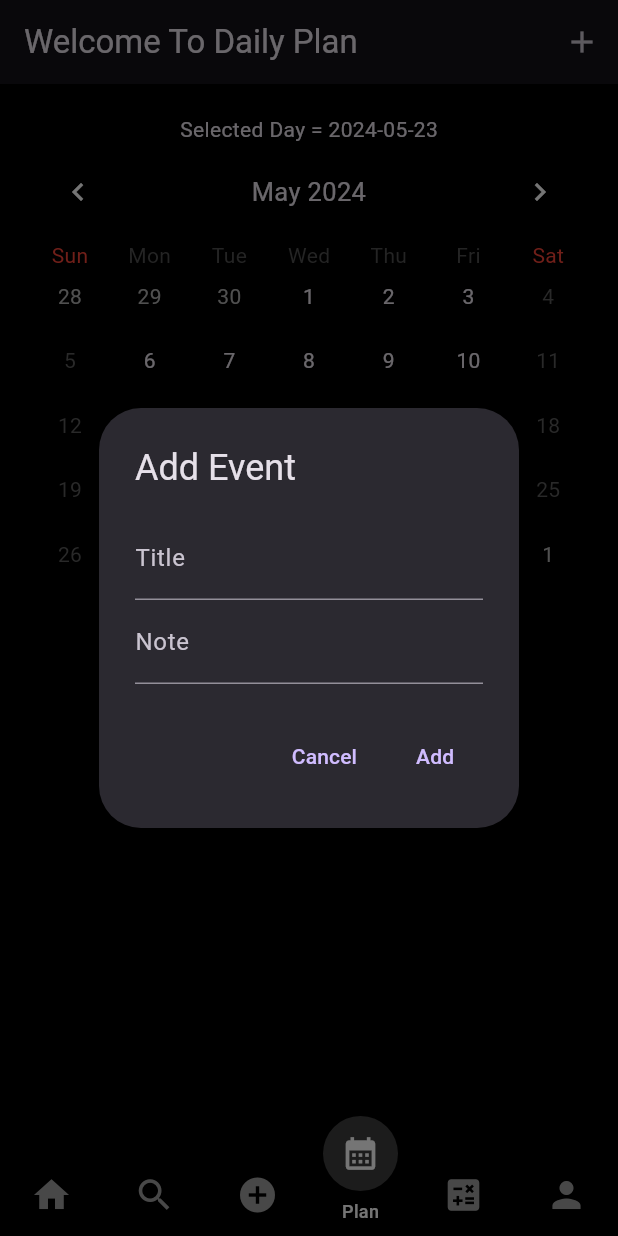
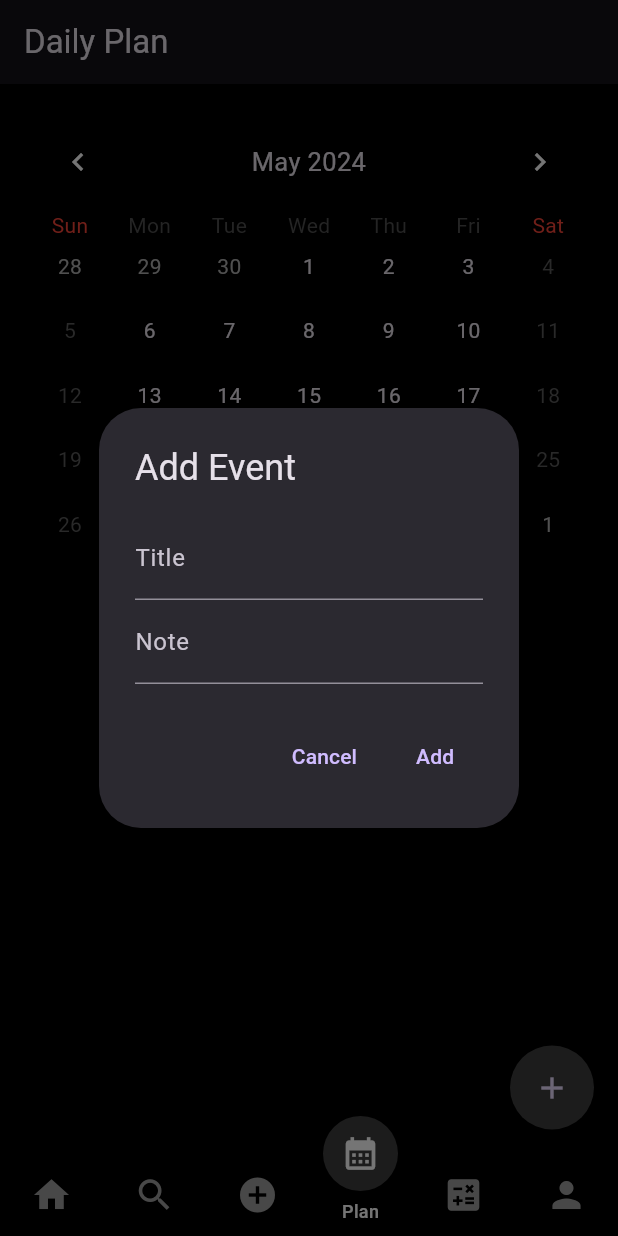
Before and after one commit to msafatih/zendiet, a Flutter app: the screen it shows once a user with an empty profile is signed in, item 4 of the bottom bar chosen, after a tap on the "add" icon, on a phone screen of 412 x 824 dp. Run offline on Flutter 3.47's test engine with Material 3 defaults, Android fonts, the phone set to English and light mode, and no system bars; drawn by our look-alikes of table_calendar; our stand-ins replace cloud_firestore, firebase_auth, firebase_core, firebase_storage, image_picker, motion_tab_bar and 1 more; accounts and stored records are empty.

Commit message:
Fixed on calendar, fixed ui #3

```diff
--- a/lib/screens/calendar_screen.dart
+++ b/lib/screens/calendar_screen.dart
@@ -1,5 +1,6 @@
 import 'dart:convert';
 import 'package:flutter/material.dart';
+import 'package:intl/intl.dart';
 import 'package:table_calendar/table_calendar.dart';
 import 'package:shared_preferences/shared_preferences.dart';
 
@@ -11,6 +12,8 @@ class CalendarScreen extends StatefulWidget {
 }
 
 class _CalendarScreenState extends State<CalendarScreen> {
+  TextEditingController titleController = TextEditingController();
+  TextEditingController noteController = TextEditingController();
   late DateTime today;
   late CalendarFormat format;
   late DateTime selectedDay;
@@ -46,6 +49,7 @@ class _CalendarScreenState extends State<CalendarScreen> {
   void _saveEvents() async {
     SharedPreferences prefs = await SharedPreferences.getInstance();
     await prefs.setString('events', jsonEncode(_encodeMap(events)));
+    _loadEvents();
   }
 
   Map<String, dynamic> _encodeMap(Map<DateTime, List<Event>> map) {
@@ -69,7 +73,19 @@ class _CalendarScreenState extends State<CalendarScreen> {
       builder: (BuildContext context) {
         return AlertDialog(
           title: const Text('Add Event'),
-          content: _AddEventDialogContent(),
+          content: Column(
+            mainAxisSize: MainAxisSize.min,
+            children: <Widget>[
+              TextField(
+                controller: titleController,
+                decoration: const InputDecoration(labelText: 'Title'),
+              ),
+              TextField(
+                controller: noteController,
+                decoration: const InputDecoration(labelText: 'Note'),
+              ),
+            ],
+          ),
           actions: <Widget>[
             TextButton(
               onPressed: () {
@@ -79,27 +95,15 @@ class _CalendarScreenState extends State<CalendarScreen> {
             ),
             TextButton(
               onPressed: () {
-                final _AddEventDialogContentState? state = context
-                    .findAncestorStateOfType<_AddEventDialogContentState>();
-                if (state != null) {
-                  final title = state.titleController.text;
-                  final note = state.noteController.text;
-                  if (title.isNotEmpty) {
+                if (titleController.text.isNotEmpty ||
+                    noteController.text.isNotEmpty) {
                   final newEvent = Event(
                     date: day,
-                      title: title,
-                      note: note,
+                    title: titleController.text,
+                    note: noteController.text,
                   );
-                    setState(() {
-                      if (events[day] != null) {
-                        events[day]!.add(newEvent);
-                      } else {
-                        events[day] = [newEvent];
-                      }
-                    });
                   _saveEvents();
                   Navigator.of(context).pop(newEvent);
-                  }
                 }
               },
               child: const Text('Add'),
@@ -138,7 +142,8 @@ class _CalendarScreenState extends State<CalendarScreen> {
             mainAxisSize: MainAxisSize.min,
             crossAxisAlignment: CrossAxisAlignment.start,
             children: [
-              Text('Date: ${event.date.toString()}'),
+              Text(
+                  'Date: ${DateFormat.yMMMd().format(DateTime.parse(event.date.toString()))}'),
               const SizedBox(height: 8),
               Text('Note: ${event.note}'),
             ],
@@ -166,16 +171,16 @@ class _CalendarScreenState extends State<CalendarScreen> {
   @override
   Widget build(BuildContext context) {
     return Scaffold(
-      appBar: AppBar(
-        title: const Text("Welcome To Daily Plan"),
-        actions: [
-          IconButton(
-            icon: const Icon(Icons.add),
+      floatingActionButton: FloatingActionButton(
+        backgroundColor: Colors.white24,
+        shape: const CircleBorder(),
         onPressed: () {
           _addEvent(selectedDay);
         },
+        child: const Icon(Icons.add),
       ),
-        ],
+      appBar: AppBar(
+        title: const Text("Daily Plan"),
       ),
       body: content(),
     );
@@ -186,7 +191,6 @@ class _CalendarScreenState extends State<CalendarScreen> {
       padding: const EdgeInsets.all(20.0),
       child: Column(
         children: [
-          Text("Selected Day = ${selectedDay.toString().split(" ")[0]}"),
           TableCalendar(
             locale: "en_US",
             rowHeight: 43,
@@ -211,6 +215,12 @@ class _CalendarScreenState extends State<CalendarScreen> {
             onDaySelected: _onDaySelected,
             calendarStyle: const CalendarStyle(
               outsideDaysVisible: true,
+              markerDecoration:
+                  BoxDecoration(color: Colors.white, shape: BoxShape.circle),
+              selectedDecoration:
+                  BoxDecoration(color: Colors.white70, shape: BoxShape.circle),
+              todayDecoration:
+                  BoxDecoration(color: Colors.white24, shape: BoxShape.circle),
             ),
             daysOfWeekStyle: const DaysOfWeekStyle(
               weekendStyle: TextStyle(
@@ -235,7 +245,8 @@ class _CalendarScreenState extends State<CalendarScreen> {
                     child: ListTile(
                       title: Text(event.title),
                       subtitle: Text(
-                        event.date.toString(),
+                        DateFormat.yMMMd()
+                            .format(DateTime.parse(event.date.toString())),
                       ),
                     ),
                   ),
@@ -272,44 +283,3 @@ class Event {
     };
   }
 }
-
-class _AddEventDialogContent extends StatefulWidget {
-  @override
-  _AddEventDialogContentState createState() => _AddEventDialogContentState();
-}
-
-class _AddEventDialogContentState extends State<_AddEventDialogContent> {
-  late TextEditingController titleController;
-  late TextEditingController noteController;
-
-  @override
-  void initState() {
-    super.initState();
-    titleController = TextEditingController();
-    noteController = TextEditingController();
-  }
-
-  @override
-  void dispose() {
-    titleController.dispose();
-    noteController.dispose();
-    super.dispose();
-  }
-
-  @override
-  Widget build(BuildContext context) {
-    return Column(
-      mainAxisSize: MainAxisSize.min,
-      children: <Widget>[
-        TextField(
-          controller: titleController,
-          decoration: const InputDecoration(labelText: 'Title'),
-        ),
-        TextField(
-          controller: noteController,
-          decoration: const InputDecoration(labelText: 'Note'),
-        ),
-      ],
-    );
-  }
-}
```
Also changed, not shown: lib/widgets/post_card.dart (+1 -6 lines). Lines whose indentation alone changed are shown as unchanged.
